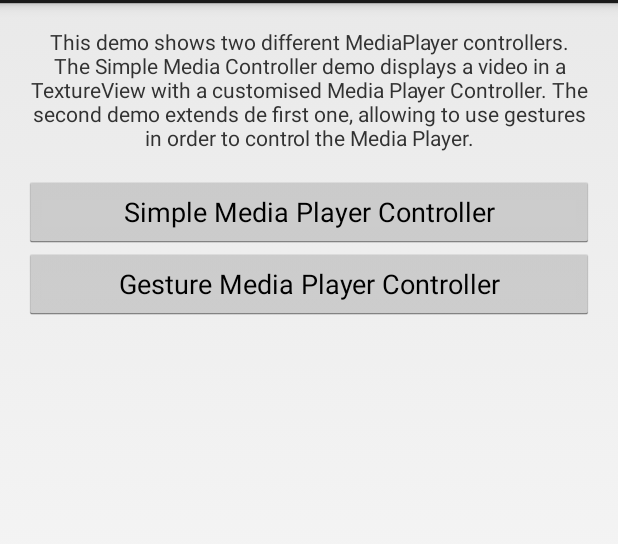
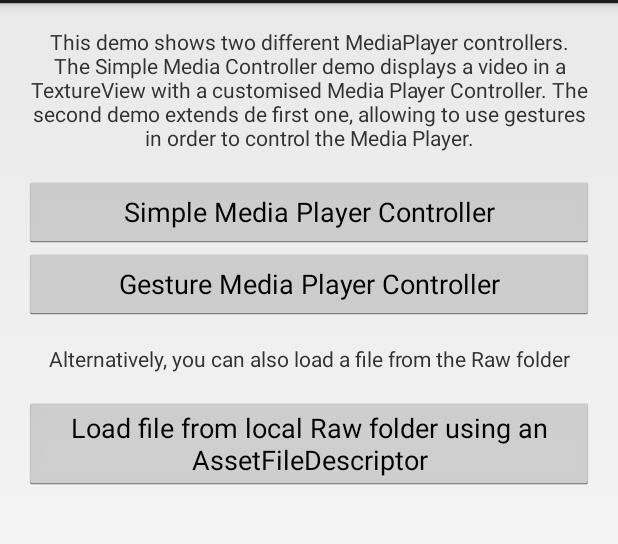
Before and after one commit to malmstein/fenster, an Android app: the screen it shows after launch (MediaPlayerDemoActivity), on a phone screen of 412 x 824 dp, the part 69-613 px from its top. Run offline under Robolectric (Android 15) with nearby library versions, the phone set to English and light mode, and no system bars.

Commit message:
updated demo to showcase the use of the AssetFileDescriptor

```diff
--- a/app/build.gradle
+++ b/app/build.gradle
@@ -15,7 +15,8 @@ repositories {
 apply plugin: 'com.android.application'
 
 dependencies {
-    compile 'com.malmstein:fenster:0.0.1'
+    compile project(":library")
+//    compile 'com.malmstein:fenster:0.0.1'
 }
 
 android {
--- a/app/src/main/java/com/malmstein/fenster/demo/MediaPlayerDemoActivity.java
+++ b/app/src/main/java/com/malmstein/fenster/demo/MediaPlayerDemoActivity.java
@@ -20,6 +20,7 @@ public class MediaPlayerDemoActivity extends Activity implements View.OnClickLis
     private void bindViews() {
         findViewById(R.id.start_gesture_media_player_button).setOnClickListener(this);
         findViewById(R.id.start_simple_media_player_button).setOnClickListener(this);
+        findViewById(R.id.local_file_media_player_button).setOnClickListener(this);
     }
 
     @Override
@@ -30,6 +31,11 @@ public class MediaPlayerDemoActivity extends Activity implements View.OnClickLis
                 break;
             case R.id.start_simple_media_player_button:
                 startActivity(new Intent(this, SimpleMediaPlayerActivity.class));
+                break;
+            case R.id.local_file_media_player_button:
+                Intent localStream = new Intent(this, SimpleMediaPlayerActivity.class);
+                localStream.putExtra(SimpleMediaPlayerActivity.KEY_LOCAL_FILE, true);
+                startActivity(localStream);
                 break;
             default:
                 new Throwable("Bro I don't exist");
--- a/app/src/main/res/layout/activity_demo.xml
+++ b/app/src/main/res/layout/activity_demo.xml
@@ -6,10 +6,10 @@
   android:padding="@dimen/activity_horizontal_margin">
 
   <TextView
-    android:id="@+id/demo_activity_label"
+    android:id="@+id/demo_activity_controller_description"
     android:layout_width="match_parent"
     android:layout_height="wrap_content"
-    android:text="@string/demo_activity_label"
+    android:text="@string/description_demo_activity_controller"
     android:gravity="center" />
 
   <Button
@@ -25,4 +25,19 @@
     android:layout_height="wrap_content"
     android:text="@string/title_gesture_media_player"/>
 
+  <TextView
+    android:id="@+id/demo_activity_origin_description"
+    android:layout_width="match_parent"
+    android:layout_height="wrap_content"
+    android:layout_marginTop="@dimen/activity_vertical_margin"
+    android:text="@string/description_demo_activity_origin"
+    android:gravity="center" />
+
+  <Button
+    android:id="@+id/local_file_media_player_button"
+    android:layout_width="match_parent"
+    android:layout_height="wrap_content"
+    android:layout_marginTop="@dimen/activity_vertical_margin"
+    android:text="@string/title_local_media_player" />
+
 </LinearLayout>
--- a/app/src/main/res/layout/activity_simple_media_player.xml
+++ b/app/src/main/res/layout/activity_simple_media_player.xml
@@ -3,7 +3,7 @@
   android:layout_width="match_parent"
   android:layout_height="match_parent"
   android:background="@color/default_bg"
-  tools:context=".DemoActivity">
+  tools:context=".SimpleMediaPlayerActivity">
 
   <com.malmstein.fenster.view.FensterVideoView
     android:id="@+id/play_video_texture"
--- a/app/src/main/res/values/strings.xml
+++ b/app/src/main/res/values/strings.xml
@@ -2,11 +2,13 @@
 <resources>
 
   <string name="app_name">Fenster</string>
-  <string name="demo_activity_label">This demo shows two different MediaPlayer controllers. The Simple Media Controller demo displays a video in a TextureView with a customised Media Player Controller. The second demo extends de first one, allowing to use gestures in order to control the Media Player. </string>
+  <string name="description_demo_activity_controller">This demo shows two different MediaPlayer controllers. The Simple Media Controller demo displays a video in a TextureView with a customised Media Player Controller. The second demo extends de first one, allowing to use gestures in order to control the Media Player. </string>
+  <string name="description_demo_activity_origin">Alternatively, you can also load a file from the Raw folder</string>
 
   <string name="action_about">About</string>
 
   <string name="title_simple_media_player">Simple Media Player Controller</string>
   <string name="title_gesture_media_player">Gesture Media Player Controller</string>
+  <string name="title_local_media_player">Load file from local Raw folder using an AssetFileDescriptor</string>
 
 </resources>
--- a/library/src/main/java/com/malmstein/fenster/view/FensterVideoView.java
+++ b/library/src/main/java/com/malmstein/fenster/view/FensterVideoView.java
@@ -251,7 +251,7 @@ public class FensterVideoView extends TextureView implements MediaController.Med
     }
 
     private boolean notReadyForPlaybackJustYetWillTryAgainLater() {
-        return mUri == null || mSurfaceTexture == null;
+        return mSurfaceTexture == null;
     }
 
     private void tellTheMusicPlaybackServiceToPause() {
```
Also changed, not shown: app/src/main/java/com/malmstein/fenster/demo/SimpleMediaPlayerActivity.java (+12 -2 lines).
